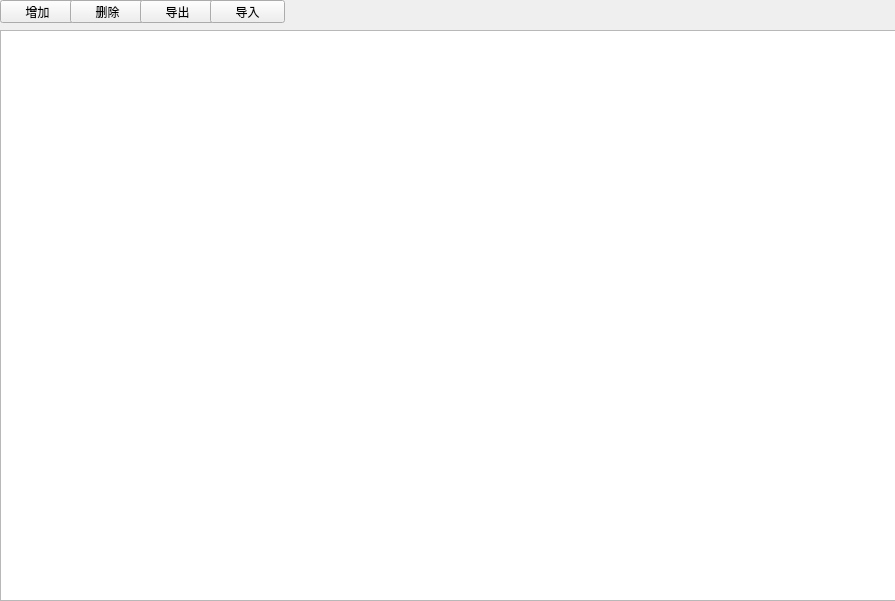
The window that Step1_1.ui (albert2lyu/QualityFunctionDeployment) describes before a commit, drawn with Qt 5.
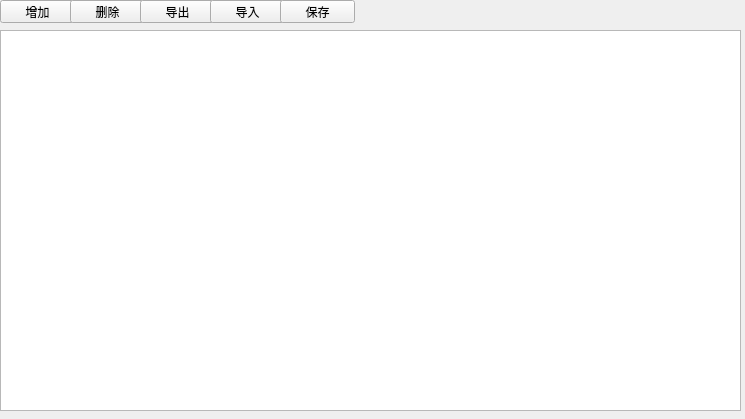
The same window after the commit.

```diff
--- a/Step1_1.ui
+++ b/Step1_1.ui
@@ -6,8 +6,8 @@
    <rect>
     <x>0</x>
     <y>0</y>
-    <width>895</width>
-    <height>601</height>
+    <width>745</width>
+    <height>419</height>
    </rect>
   </property>
   <property name="windowTitle">
@@ -18,8 +18,8 @@
     <rect>
      <x>0</x>
      <y>30</y>
-     <width>921</width>
-     <height>571</height>
+     <width>741</width>
+     <height>381</height>
     </rect>
    </property>
   </widget>
@@ -75,6 +75,19 @@
     <string>导入</string>
    </property>
   </widget>
+  <widget class="QPushButton" name="pushButton_5">
+   <property name="geometry">
+    <rect>
+     <x>280</x>
+     <y>0</y>
+     <width>75</width>
+     <height>23</height>
+    </rect>
+   </property>
+   <property name="text">
+    <string>保存</string>
+   </property>
+  </widget>
  </widget>
  <resources/>
  <connections/>
```
